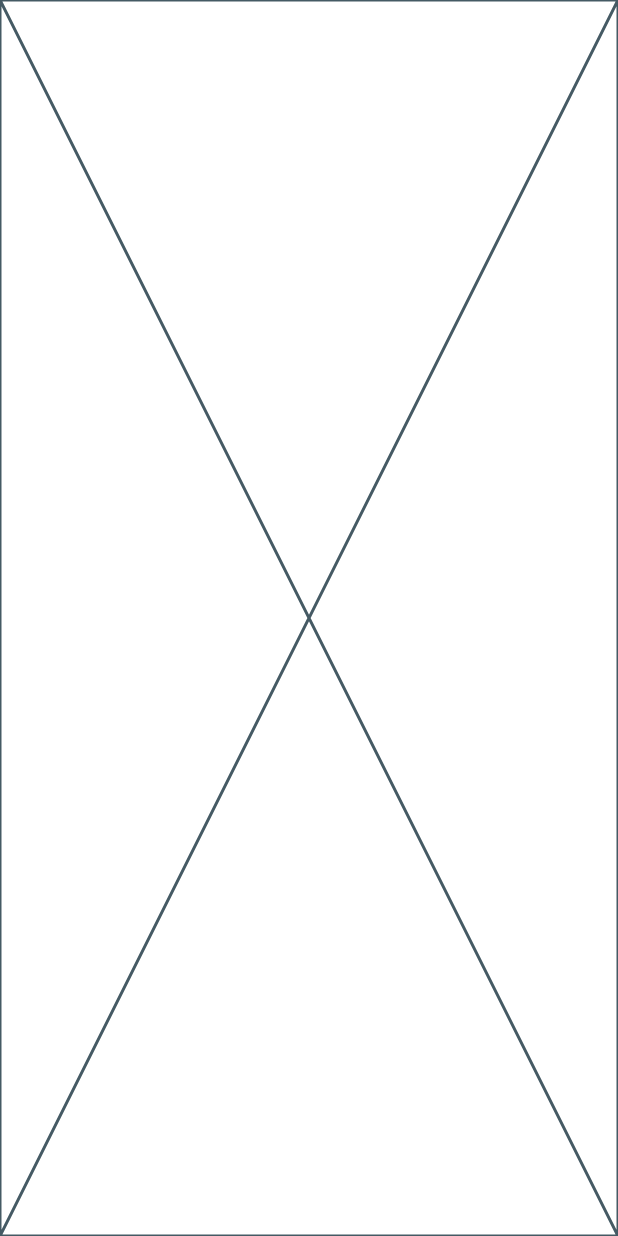
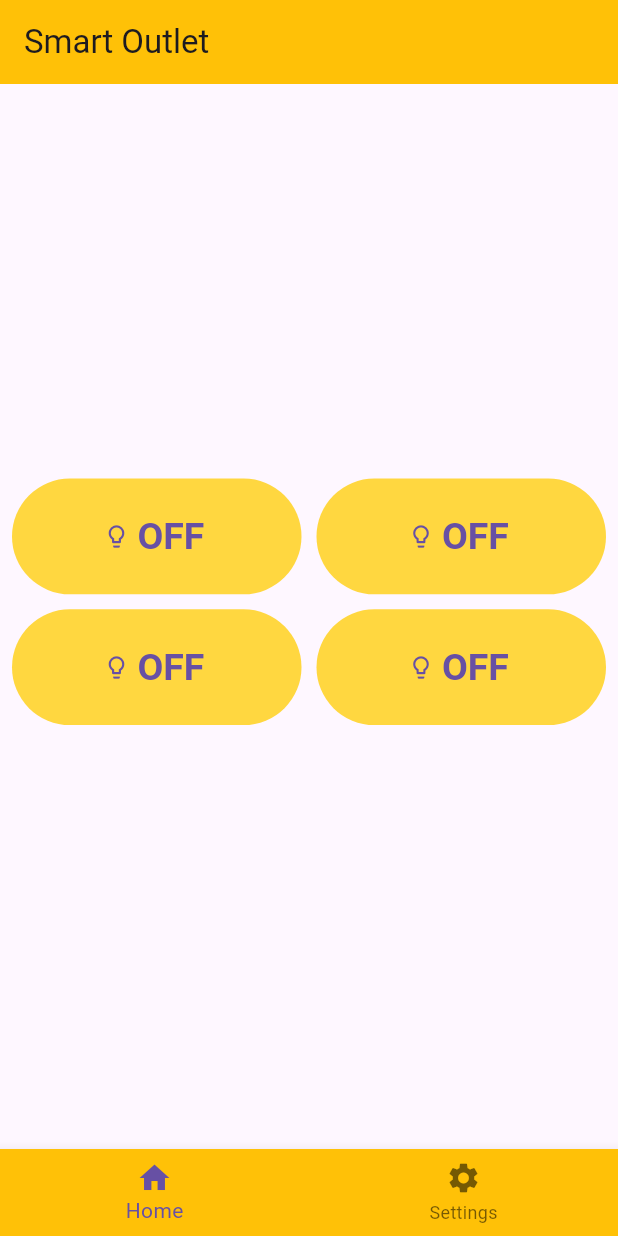
Before and after one commit to razken-hash/smart_outlet, a Flutter app: the screen it shows after launch, on a phone screen of 412 x 824 dp. Run offline on Flutter 3.47's test engine with Material 3 defaults, Android fonts, the phone set to English and light mode, and no system bars.

Commit message:
SmartOutletScreen Implemented

```diff
--- a/lib/main.dart
+++ b/lib/main.dart
@@ -1,4 +1,5 @@
 import 'package:flutter/material.dart';
+import 'package:smart_outlet/views/outlet_control_screen.dart';
 
 void main() {
   runApp(const SmartOutletApp());
@@ -9,6 +10,9 @@ class SmartOutletApp extends StatelessWidget {
 
   @override
   Widget build(BuildContext context) {
-    return const Placeholder();
+    return const MaterialApp(
+      debugShowCheckedModeBanner: false,
+      home: SmartOutletScreen(),
+    );
   }
 }
--- /dev/null
+++ b/lib/views/on_boarding_screen.dart
@@ -0,0 +1,10 @@
+import 'package:flutter/material.dart';
+
+class OnBoardingScreen extends StatelessWidget {
+  const OnBoardingScreen({super.key});
+
+  @override
+  Widget build(BuildContext context) {
+    return const Placeholder();
+  }
+}
--- /dev/null
+++ b/lib/views/outlet_control_screen.dart
@@ -0,0 +1,84 @@
+import 'package:flutter/material.dart';
+
+class SmartOutletScreen extends StatefulWidget {
+  const SmartOutletScreen({super.key});
+
+  @override
+  State<SmartOutletScreen> createState() => _SmartOutletScreenState();
+}
+
+class _SmartOutletScreenState extends State<SmartOutletScreen> {
+  List<bool> status = List.generate(4, (index) => false);
+  int selectedIndex = 0;
+
+  @override
+  Widget build(BuildContext context) {
+    return Scaffold(
+      appBar: AppBar(
+        title: const Text(
+          "Smart Outlet",
+        ),
+        backgroundColor: Colors.amber,
+      ),
+      bottomNavigationBar: BottomNavigationBar(
+        items: const [
+          BottomNavigationBarItem(
+            icon: Icon(Icons.home),
+            label: "Home",
+          ),
+          BottomNavigationBarItem(
+              icon: Icon(Icons.settings), label: "Settings"),
+        ],
+        backgroundColor: Colors.amber,
+        onTap: (index) {
+          setState(() {
+            selectedIndex = index;
+          });
+        },
+        currentIndex: selectedIndex,
+      ),
+      body: Column(
+        mainAxisAlignment: MainAxisAlignment.center,
+        children: [
+          Container(
+            constraints: const BoxConstraints(
+              minHeight: 100,
+              maxHeight: 200,
+            ),
+            padding: const EdgeInsets.all(8.0),
+            child: GridView.count(
+              childAspectRatio: 10 / 4,
+              mainAxisSpacing: 10,
+              crossAxisSpacing: 10,
+              crossAxisCount: 2,
+              children: List.generate(
+                4,
+                (index) => TextButton.icon(
+                  label: Text(
+                    status[index] ? "ON" : "OFF",
+                  ),
+                  icon: Icon(status[index]
+                      ? Icons.lightbulb
+                      : Icons.lightbulb_outline_rounded),
+                  style: TextButton.styleFrom(
+                      backgroundColor:
+                          status[index] ? Colors.amber : Colors.amberAccent,
+                      textStyle: const TextStyle(
+                        fontSize: 25,
+                        fontWeight: FontWeight.bold,
+                      ),
+                      fixedSize: const Size(300, 60)),
+                  onPressed: () {
+                    setState(() {
+                      status[index] = !status[index];
+                    });
+                  },
+                ),
+              ),
+            ),
+          ),
+        ],
+      ),
+    );
+  }
+}
--- a/pubspec.yaml
+++ b/pubspec.yaml
@@ -35,6 +35,7 @@ dependencies:
   # The following adds the Cupertino Icons font to your application.
   # Use with the CupertinoIcons class for iOS style icons.
   cupertino_icons: ^1.0.2
+  network_info_plus: ^5.0.3
 
 dev_dependencies:
   flutter_test:
```
Also changed, not shown: pubspec.lock, 3 other files.
